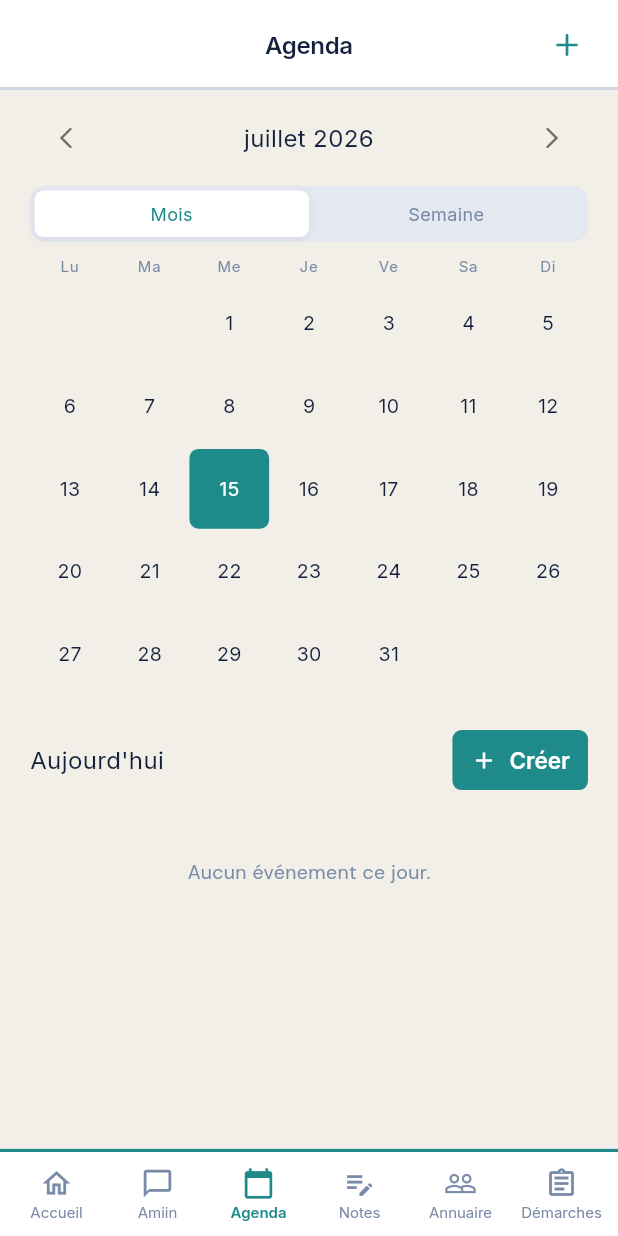
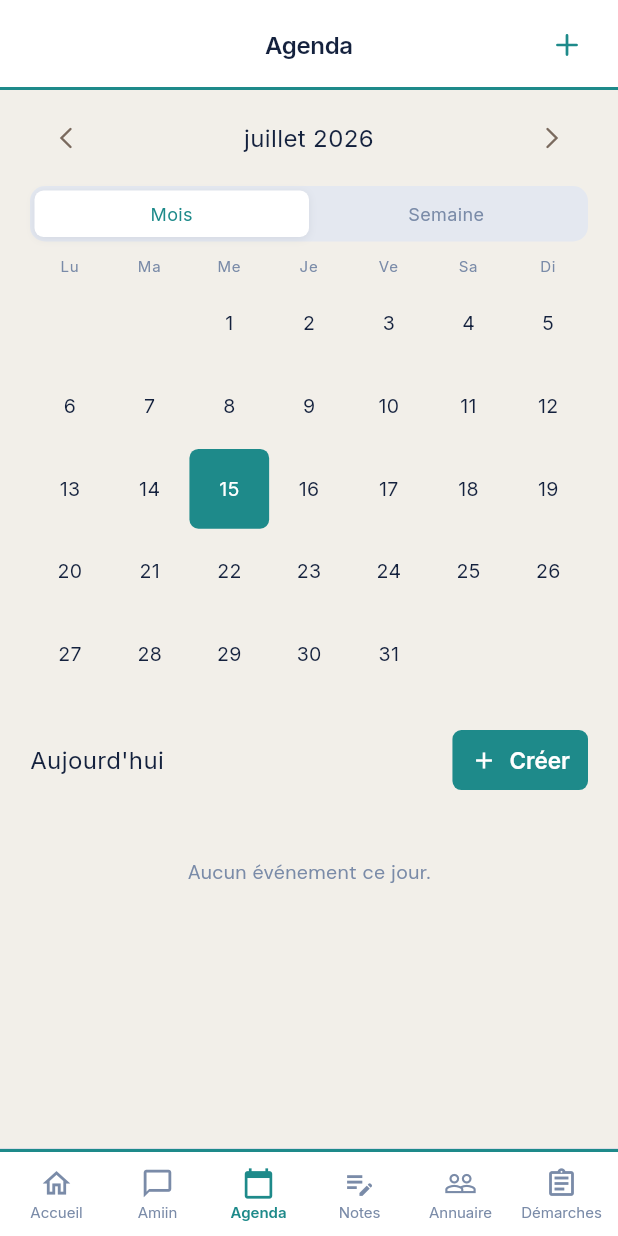
Before and after one commit to gnimaan-hub/amiin, a Flutter app: the AgendaScreen screen opened by its route, on a phone screen of 412 x 824 dp. Run offline on Flutter 3.47's test engine with Material 3 defaults, Android fonts, the phone set to English and light mode, and no system bars; our stand-ins replace connectivity_plus, dio, flutter_local_notifications, flutter_markdown, flutter_secure_storage, flutter_svg and 9 more; missing offline and left inert: home_widget, workmanager; accounts and stored records are empty; statements that could not run were skipped.

Commit message:
refonte P3: identité — dualité de sections activée, SVG centralisés
- la dualité de marque est enfin exercée : 10 headers passent en mode
  coloré (ocre = annuaire/démarches, turquoise = agenda/notes),
  la ligne d'horizon signature s'accorde à la section ; réglages et
  accueil restent neutres (choix assumé)
- les 12 SVG inline éparpillés dans 8 écrans sont centralisés dans
  lib/widgets/amiin_svg_icons.dart (source unique, règle documentée)

Co-Authored-By: Claude Fable 5 <noreply@anthropic.com>
Claude-Session: https://claude.ai/code/session_01PkBXnMPKhcoFb3QZgXzVte

```diff
--- a/amiin_app_flutter/lib/screens/agenda/agenda_screen.dart
+++ b/amiin_app_flutter/lib/screens/agenda/agenda_screen.dart
@@ -1,6 +1,8 @@
 // ─── AgendaScreen (avec bouton Créer sous le calendrier) ────────────────────
 
 import 'package:flutter/material.dart';
+import '../../widgets/amiin_svg_icons.dart';
+import '../../widgets/horizon_line.dart';
 import 'package:flutter_svg/flutter_svg.dart';
 import 'package:go_router/go_router.dart';
 import 'package:intl/intl.dart';
@@ -222,9 +224,10 @@ class _AgendaScreenState extends State<AgendaScreen> {
         child: Column(
           children: [
             AmiinHeader(
+              mode: AmiinMode.secretariat,
               title: 'Agenda',
               rightAction: IconButton(
-                icon: SvgPicture.string(_plusSvg, width: 22, height: 22),
+                icon: SvgPicture.string(AmiinSvgIcons.plus, width: 22, height: 22),
                 onPressed: () async {
                   await context.push('/agenda/create');
                   _refreshEvents();
@@ -239,7 +242,7 @@ class _AgendaScreenState extends State<AgendaScreen> {
                 mainAxisAlignment: MainAxisAlignment.spaceBetween,
                 children: [
                   IconButton(
-                    icon: SvgPicture.string(_chevronLeftSvg, width: 20, height: 20),
+                    icon: SvgPicture.string(AmiinSvgIcons.chevronLeft, width: 20, height: 20),
                     onPressed: _goToPrevious,
                   ),
                   Expanded(
@@ -256,7 +259,7 @@ class _AgendaScreenState extends State<AgendaScreen> {
                     ),
                   ),
                   IconButton(
-                    icon: SvgPicture.string(_chevronRightSvg, width: 20, height: 20),
+                    icon: SvgPicture.string(AmiinSvgIcons.chevronRight, width: 20, height: 20),
                     onPressed: _goToNext,
                   ),
                 ],
@@ -642,21 +645,6 @@ class _AgendaScreenState extends State<AgendaScreen> {
       a.year == b.year && a.month == b.month && a.day == b.day;
   bool _isToday(DateTime d) => _isSameDay(d, DateTime.now());
 
-  static const String _plusSvg = '''
-    <svg width="22" height="22" viewBox="0 0 22 22" fill="none" xmlns="http://www.w3.org/2000/svg">
-      <path d="M11 4v14M4 11h14" stroke="#1E8A8A" stroke-width="2" stroke-linecap="round"/>
-    </svg>
-  ''';
-  static const String _chevronLeftSvg = '''
-    <svg width="20" height="20" viewBox="0 0 20 20" fill="none" xmlns="http://www.w3.org/2000/svg">
-      <path d="M13 4L7 10l6 6" stroke="#7A6A5E" stroke-width="1.6" stroke-linecap="round"/>
-    </svg>
-  ''';
-  static const String _chevronRightSvg = '''
-    <svg width="20" height="20" viewBox="0 0 20 20" fill="none" xmlns="http://www.w3.org/2000/svg">
-      <path d="M7 4l6 6-6 6" stroke="#7A6A5E" stroke-width="1.6" stroke-linecap="round"/>
-    </svg>
-  ''';
 }
 
 // ── Bascule Mois / Semaine ────────────────────────────────────────────────────
--- a/amiin_app_flutter/lib/screens/agenda/create_event_screen.dart
+++ b/amiin_app_flutter/lib/screens/agenda/create_event_screen.dart
@@ -1,6 +1,7 @@
 // ─── CreateEventScreen (création + édition) ─────────────────────────────────
 
 import 'package:flutter/material.dart';
+import '../../widgets/horizon_line.dart';
 import '../../widgets/toast.dart';
 import 'package:intl/intl.dart';
 import '../../theme/colors.dart';
@@ -168,6 +169,7 @@ class _CreateEventScreenState extends State<CreateEventScreen> {
         child: Column(
           children: [
             AmiinHeader(
+              mode: AmiinMode.secretariat,
               title: isEditing ? 'Modifier événement' : 'Nouvel événement',
               back: true,
             ),
--- a/amiin_app_flutter/lib/screens/agenda/event_detail_screen.dart
+++ b/amiin_app_flutter/lib/screens/agenda/event_detail_screen.dart
@@ -1,6 +1,7 @@
 // ─── EventDetailScreen ───────────────────────────────────────────────────────
 
 import 'package:flutter/material.dart';
+import '../../widgets/horizon_line.dart';
 import '../../widgets/toast.dart';
 import 'package:intl/intl.dart';
 import './create_event_screen.dart';
@@ -128,6 +129,7 @@ class _EventDetailScreenState extends State<EventDetailScreen> {
         child: Column(
           children: [
             AmiinHeader(
+              mode: AmiinMode.secretariat,
               title: 'Événement',
               back: true,
               rightAction: SizedBox(
--- a/amiin_app_flutter/lib/screens/demarches/demarches_screen.dart
+++ b/amiin_app_flutter/lib/screens/demarches/demarches_screen.dart
@@ -3,6 +3,7 @@
 import 'dart:async';
 
 import 'package:flutter/material.dart';
+import '../../widgets/horizon_line.dart';
 import 'package:go_router/go_router.dart';
 import '../../theme/themes.dart';
 import '../../theme/spacing.dart';
@@ -122,7 +123,8 @@ class _DemarchesScreenState extends State<DemarchesScreen> {
       body: SafeArea(
         child: Column(
           children: [
-            const AmiinHeader(title: 'Démarches'),
+            const AmiinHeader(
+              mode: AmiinMode.info,title: 'Démarches'),
             // Onglets Catalogue / Mes démarches
             Container(
               color: context.ac.surface,
--- a/amiin_app_flutter/lib/screens/demarches/user_demarche_tracking_screen.dart
+++ b/amiin_app_flutter/lib/screens/demarches/user_demarche_tracking_screen.dart
@@ -9,6 +9,7 @@
 
 import 'dart:async';
 import 'package:flutter/material.dart';
+import '../../widgets/horizon_line.dart';
 import '../../widgets/toast.dart';
 import 'package:go_router/go_router.dart';
 import 'package:intl/intl.dart';
@@ -168,7 +169,8 @@ class _UserDemarcheTrackingScreenState extends State<UserDemarcheTrackingScreen>
       body: SafeArea(
         child: Column(
           children: [
-            AmiinHeader(title: d.title, back: true, rightAction: IconButton(
+            AmiinHeader(
+              mode: AmiinMode.info,title: d.title, back: true, rightAction: IconButton(
               icon: Icon(Icons.more_vert, color: context.ac.midTone),
               onPressed: _showMenu,
             )),
--- a/amiin_app_flutter/lib/services/home_brief_service.dart
+++ b/amiin_app_flutter/lib/services/home_brief_service.dart
@@ -187,5 +187,4 @@ class HomeBriefService {
 
 }
 
-
 final homeBriefService = HomeBriefService();
--- a/amiin_app_flutter/lib/theme/spacing.dart
+++ b/amiin_app_flutter/lib/theme/spacing.dart
@@ -22,7 +22,6 @@ class RadiusAmiin {
   static const double xl = 20.0;
   static const double full = 9999.0;
 }
-
 
 class ShadowAmiin {
   static List<BoxShadow> get sm => [
--- /dev/null
+++ b/amiin_app_flutter/lib/widgets/amiin_svg_icons.dart
@@ -0,0 +1,84 @@
+// ─── Icônes SVG de la marque — source unique ────────────────────────────────
+// Centralisées depuis les écrans (refonte P3). Toute nouvelle icône SVG
+// se déclare ICI, jamais dans un écran.
+
+class AmiinSvgIcons {
+  static const String check = '''
+    <svg width="22" height="22" viewBox="0 0 22 22" fill="none" xmlns="http://www.w3.org/2000/svg">
+      <path d="M4 12l5 5 9-10" stroke="#B85530" stroke-width="2" stroke-linecap="round" stroke-linejoin="round"/>
+    </svg>
+  ''';
+
+  static const String chevronLeft = '''
+    <svg width="20" height="20" viewBox="0 0 20 20" fill="none" xmlns="http://www.w3.org/2000/svg">
+      <path d="M13 4L7 10l6 6" stroke="#7A6A5E" stroke-width="1.6" stroke-linecap="round"/>
+    </svg>
+  ''';
+
+  static const String chevronRight = '''
+    <svg width="20" height="20" viewBox="0 0 20 20" fill="none" xmlns="http://www.w3.org/2000/svg">
+      <path d="M7 4l6 6-6 6" stroke="#7A6A5E" stroke-width="1.6" stroke-linecap="round"/>
+    </svg>
+  ''';
+
+  static const String clearIcon = '''
+    <svg width="16" height="16" viewBox="0 0 16 16" fill="none" xmlns="http://www.w3.org/2000/svg">
+      <circle cx="8" cy="8" r="7" fill="#DDD5C5"/>
+      <path d="M5.5 5.5l5 5M10.5 5.5l-5 5" stroke="#6B5E4E" stroke-width="1.4" stroke-linecap="round"/>
+    </svg>
+  ''';
+
+  static const String edit = '''
+    <svg width="20" height="20" viewBox="0 0 20 20" fill="none" xmlns="http://www.w3.org/2000/svg">
+      <path d="M14 2l4 4-10 10H4v-4L14 2z" stroke="#B85530" stroke-width="1.6" stroke-linejoin="round"/>
+    </svg>
+  ''';
+
+  static const String heart = '''
+    <svg width="22" height="22" viewBox="0 0 22 22" fill="none" xmlns="http://www.w3.org/2000/svg">
+      <path d="M11 19S3 13 3 7.5A5 5 0 0111 4a5 5 0 018 3.5C19 13 11 19 11 19z" stroke="currentColor" stroke-width="1.6" fill="none"/>
+    </svg>
+  ''';
+
+  static const String loc = '''
+    <svg width="12" height="12" viewBox="0 0 12 12" fill="none" xmlns="http://www.w3.org/2000/svg">
+      <path d="M6 1a4 4 0 014 4C10 8.5 6 11 6 11S2 8.5 2 5a4 4 0 014-4z" stroke="currentColor" stroke-width="1.3"/>
+      <circle cx="6" cy="5" r="1.3" fill="currentColor"/>
+    </svg>
+  ''';
+
+  static const String mic = '''
+    <svg width="22" height="26" viewBox="0 0 26 30" fill="none" xmlns="http://www.w3.org/2000/svg">
+      <rect x="8" y="1" width="10" height="16" rx="5" stroke="white" stroke-width="2"/>
+      <path d="M3 15a10 10 0 0020 0" stroke="white" stroke-width="2" stroke-linecap="round"/>
+      <path d="M13 25v4" stroke="white" stroke-width="2" stroke-linecap="round"/>
+    </svg>
+  ''';
+
+  static const String plus = '''
+    <svg width="22" height="22" viewBox="0 0 22 22" fill="none" xmlns="http://www.w3.org/2000/svg">
+      <path d="M11 4v14M4 11h14" stroke="#1E8A8A" stroke-width="2" stroke-linecap="round"/>
+    </svg>
+  ''';
+
+  static const String plusSvg2 = '''
+    <svg width="22" height="22" viewBox="0 0 22 22" fill="none" xmlns="http://www.w3.org/2000/svg">
+      <path d="M11 4v14M4 11h14" stroke="#B85530" stroke-width="2" stroke-linecap="round"/>
+    </svg>
+  ''';
+
+  static const String searchIcon = '''
+    <svg width="18" height="18" viewBox="0 0 18 18" fill="none" xmlns="http://www.w3.org/2000/svg">
+      <circle cx="8" cy="8" r="5.5" stroke="currentColor" stroke-width="1.6"/>
+      <path d="M13 13l3 3" stroke="currentColor" stroke-width="1.6" stroke-linecap="round"/>
+    </svg>
+  ''';
+
+  static const String send = '''
+    <svg width="18" height="18" viewBox="0 0 24 24" fill="none" xmlns="http://www.w3.org/2000/svg">
+      <path d="M22 2L11 13" stroke="white" stroke-width="2.2" stroke-linecap="round" stroke-linejoin="round"/>
+      <path d="M22 2L15 22L11 13L2 9L22 2Z" stroke="white" stroke-width="2.2" stroke-linecap="round" stroke-linejoin="round"/>
+    </svg>
+  ''';
+
+}
--- a/amiin_app_flutter/lib/widgets/tag.dart
+++ b/amiin_app_flutter/lib/widgets/tag.dart
@@ -6,7 +6,6 @@ import '../theme/spacing.dart';
 import '../theme/typography.dart';
 
 enum TagVariant { default_, turquoise, ocre, success, alert }
-
 
 class AmiinTag extends StatelessWidget {
   final String label;
```
Also changed, not shown: amiin_app_flutter/lib/screens/annuaire/annuaire_screen.dart (+4 -8 lines), amiin_app_flutter/lib/screens/annuaire/service_detail_screen.dart (+4 -6 lines), amiin_app_flutter/lib/screens/chat/chat_screen.dart (+2 -7 lines), amiin_app_flutter/lib/screens/home/home_screen.dart (+2 -8 lines), amiin_app_flutter/lib/screens/notes/note_detail_screen.dart (+7 -19 lines), amiin_app_flutter/lib/screens/notes/notes_screen.dart (+4 -6 lines), amiin_app_flutter/lib/widgets/search_bar.dart (+3 -15 lines), amiin_app_flutter/lib/screens/settings/settings_profile_screen.dart (line endings or trailing spaces), amiin_app_flutter/lib/screens/settings/settings_screen.dart (line endings or trailing spaces), amiin_app_flutter/lib/widgets/connectivity_banner.dart (line endings or trailing spaces).
